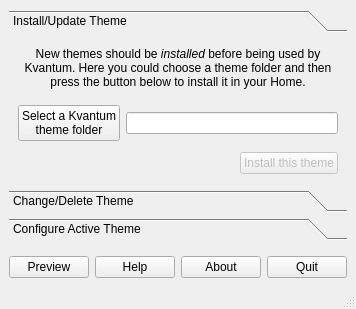
Before: the Qt Designer form Kvantum/kvantummanager/kvantummanager.ui in tsujan/Kvantum, drawn with Qt 5.
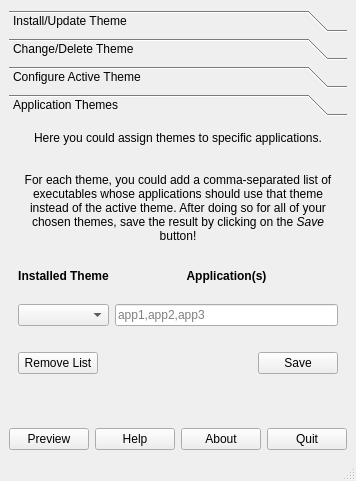
After: the same form once the commit is applied. The open tabs and pages were chosen to show the change. Icons and pictures are not drawn. Custom widgets are drawn as their Qt base class.

Commit message: Completed the support for app specific themes

What changed in the file:
```diff
--- a/Kvantum/kvantummanager/kvantummanager.ui
+++ b/Kvantum/kvantummanager/kvantummanager.ui
@@ -1628,6 +1628,169 @@
         </item>
        </layout>
       </widget>
+      <widget class="QWidget" name="page_4">
+       <property name="geometry">
+        <rect>
+         <x>0</x>
+         <y>0</y>
+         <width>554</width>
+         <height>303</height>
+        </rect>
+       </property>
+       <attribute name="label">
+        <string>Application Themes</string>
+       </attribute>
+       <layout class="QGridLayout" name="gridLayout_6">
+        <item row="0" column="0" colspan="2">
+         <widget class="QLabel" name="appLabel">
+          <property name="text">
+           <string>&lt;center&gt;Here you could assign themes to specific applications.&lt;/center&gt;&lt;br&gt;&lt;center&gt;For each theme, you could add a comma-separated list of executables whose applications should use that theme instead of the active theme. After doing so for all of your chosen themes, save the result by clicking on the &lt;i&gt;Save&lt;/i&gt; button!&lt;/center&gt;</string>
+          </property>
+          <property name="wordWrap">
+           <bool>true</bool>
+          </property>
+          <property name="textInteractionFlags">
+           <set>Qt::LinksAccessibleByMouse|Qt::TextSelectableByMouse</set>
+          </property>
+         </widget>
+        </item>
+        <item row="1" column="0">
+         <spacer name="verticalSpacer_10">
+          <property name="orientation">
+           <enum>Qt::Vertical</enum>
+          </property>
+          <property name="sizeType">
+           <enum>QSizePolicy::Fixed</enum>
+          </property>
+          <property name="sizeHint" stdset="0">
+           <size>
+            <width>5</width>
+            <height>20</height>
+           </size>
+          </property>
+         </spacer>
+        </item>
+        <item row="2" column="0">
+         <widget class="QLabel" name="label_6">
+          <property name="font">
+           <font>
+            <weight>75</weight>
+            <bold>true</bold>
+           </font>
+          </property>
+          <property name="text">
+           <string>Installed Theme</string>
+          </property>
+          <property name="alignment">
+           <set>Qt::AlignCenter</set>
+          </property>
+         </widget>
+        </item>
+        <item row="2" column="1">
+         <widget class="QLabel" name="label_7">
+          <property name="font">
+           <font>
+            <weight>75</weight>
+            <bold>true</bold>
+           </font>
+          </property>
+          <property name="text">
+           <string>Application(s)</string>
+          </property>
+          <property name="alignment">
+           <set>Qt::AlignCenter</set>
+          </property>
+         </widget>
+        </item>
+        <item row="3" column="0">
+         <spacer name="verticalSpacer_11">
+          <property name="orientation">
+           <enum>Qt::Vertical</enum>
+          </property>
+          <property name="sizeType">
+           <enum>QSizePolicy::Fixed</enum>
+          </property>
+          <property name="sizeHint" stdset="0">
+           <size>
+            <width>5</width>
+            <height>15</height>
+           </size>
+          </property>
+         </spacer>
+        </item>
+        <item row="4" column="0">
+         <widget class="Kvantum::ComboBox" name="appCombo"/>
+        </item>
+        <item row="4" column="1">
+         <widget class="QLineEdit" name="appsEdit">
+          <property name="placeholderText">
+           <string>app1,app2,app3</string>
+          </property>
+         </widget>
+        </item>
+        <item row="5" column="0">
+         <spacer name="verticalSpacer_13">
+          <property name="orientation">
+           <enum>Qt::Vertical</enum>
+          </property>
+          <property name="sizeType">
+           <enum>QSizePolicy::Fixed</enum>
+          </property>
+          <property name="sizeHint" stdset="0">
+           <size>
+            <width>5</width>
+            <height>20</height>
+           </size>
+          </property>
+         </spacer>
+        </item>
+        <item row="6" column="0" alignment="Qt::AlignLeft">
+         <widget class="QPushButton" name="removeAppButton">
+          <property name="toolTip">
+           <string>Use the active theme for all apps!</string>
+          </property>
+          <property name="whatsThis">
+           <string>&lt;html&gt;&lt;head/&gt;&lt;body&gt;&lt;p&gt;Use the active theme for all applications!&lt;/p&gt;&lt;/body&gt;&lt;/html&gt;</string>
+          </property>
+          <property name="text">
+           <string>Remove List</string>
+          </property>
+          <property name="icon">
+           <iconset theme="edit-delete"/>
+          </property>
+         </widget>
+        </item>
+        <item row="6" column="1" alignment="Qt::AlignRight">
+         <widget class="QPushButton" name="saveAppButton">
+          <property name="toolTip">
+           <string>Save the current list of apps.</string>
+          </property>
+          <property name="whatsThis">
+           <string>&lt;html&gt;&lt;head/&gt;&lt;body&gt;&lt;p&gt;Save the current list of applications with their corresponding themes!&lt;/p&gt;&lt;/body&gt;&lt;/html&gt;</string>
+          </property>
+          <property name="text">
+           <string>Save</string>
+          </property>
+          <property name="icon">
+           <iconset theme="document-save"/>
+          </property>
+         </widget>
+        </item>
+        <item row="7" column="0">
+         <spacer name="verticalSpacer">
+          <property name="orientation">
+           <enum>Qt::Vertical</enum>
+          </property>
+          <property name="sizeHint" stdset="0">
+           <size>
+            <width>5</width>
+            <height>1</height>
+           </size>
+          </property>
+         </spacer>
+        </item>
+       </layout>
+      </widget>
      </widget>
     </item>
     <item row="2" column="3" alignment="Qt::AlignRight">
@@ -1719,6 +1882,13 @@
   </widget>
   <widget class="QStatusBar" name="statusBar"/>
  </widget>
+ <customwidgets>
+  <customwidget>
+   <class>Kvantum::ComboBox</class>
+   <extends>QComboBox</extends>
+   <header>combobox.h</header>
+  </customwidget>
+ </customwidgets>
  <resources>
   <include location="kvantummanager.qrc"/>
  </resources>
```
Left out of the diff: 2 changed lines with no effect on the pictures. The commit also changes 12 other files.
